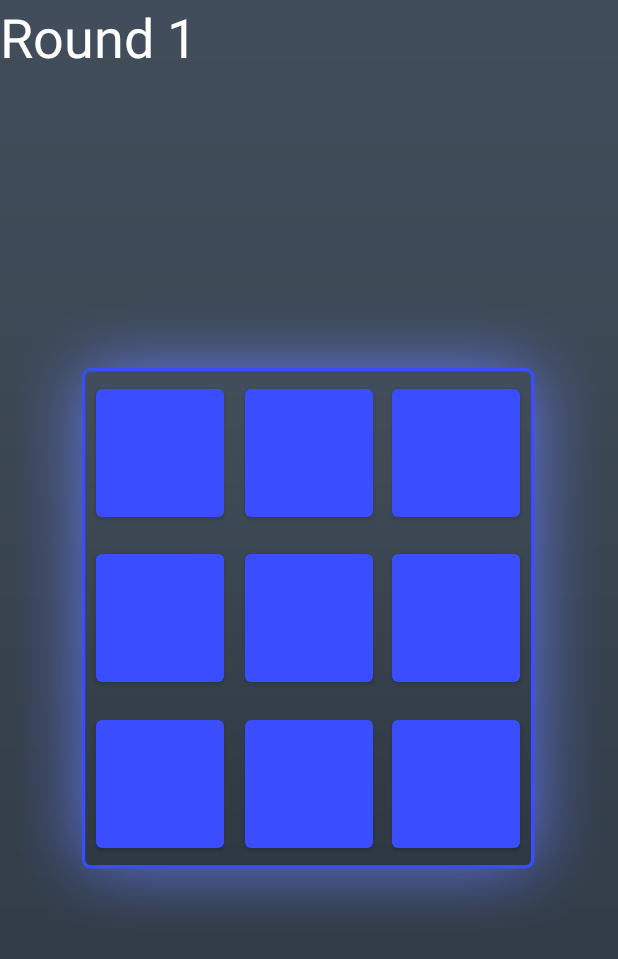
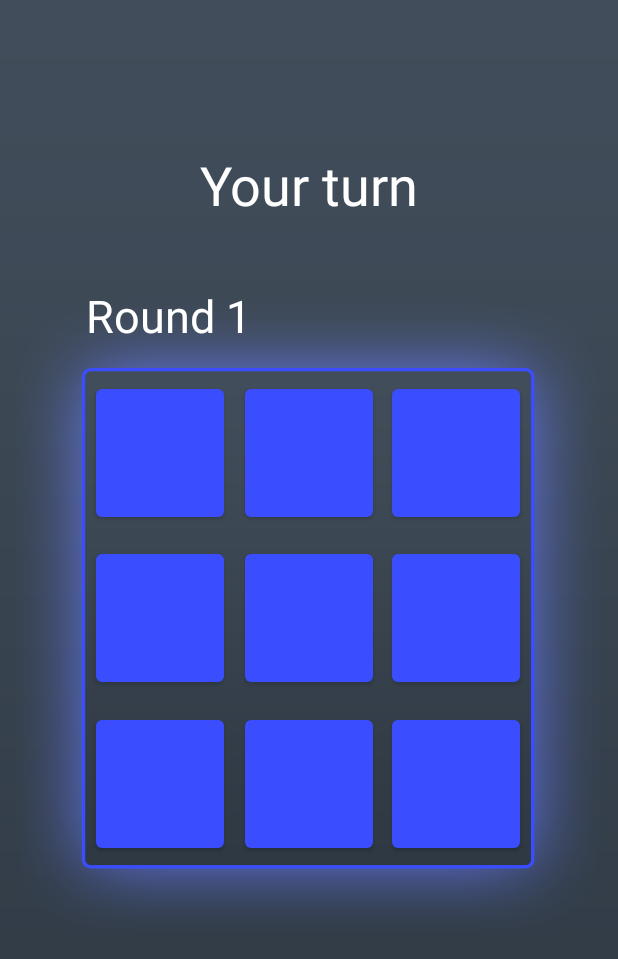
Before and after one commit to NateAgcaoili/Android-Simon-Says-Game, an Android app: the GameActivity screen opened directly, with no data from a screen before it, on a phone screen of 412 x 824 dp. Shown: the top 959 px of the screen. Run offline under Robolectric (Android 15) with nearby library versions, the phone set to English and light mode, and no system bars.

Commit message:
Added round and turn indicators

```diff
--- a/SimonSays/app/src/main/java/com/georgiasouthern/simonsays/GameActivity.java
+++ b/SimonSays/app/src/main/java/com/georgiasouthern/simonsays/GameActivity.java
@@ -10,6 +10,7 @@ import android.os.Bundle;
 import android.os.SystemClock;
 import android.view.View;
 import android.widget.Button;
+import android.widget.TextView;
 
 import java.util.ArrayList;
 import java.util.Random;
@@ -24,6 +25,8 @@ public class GameActivity extends AppCompatActivity {
     int green;
     boolean running;
     boolean playerTurn;
+    TextView roundDisplay;
+    TextView message;
     Button[] gameButtons;
     Drawable[] backgrounds;
     MediaPlayer[] sounds;
@@ -42,6 +45,8 @@ public class GameActivity extends AppCompatActivity {
         green = getResources().getColor(R.color.theme_green);
         running = true;
         playerTurn = false;
+        roundDisplay = findViewById(R.id.roundDisplay);
+        message = findViewById(R.id.turnDisplay);
         gameButtons = new Button[]{
                 findViewById(R.id.butOne), findViewById(R.id.butTwo), findViewById(R.id.butThree),
                 findViewById(R.id.butFour), findViewById(R.id.butFive), findViewById(R.id.butSix),
@@ -80,9 +85,15 @@ public class GameActivity extends AppCompatActivity {
         if (!running) {
             gameOver();
         } else if (!playerTurn) {
+            roundDisplay.setText("Round " + currentRound);
             new DisplaySequence().execute();
         } else if (playerTurn) {
             if (playerIndex == currentRound) {
+                playerTurn = false;
+                toggleButtons();
+                playerIndex = 0;
+                currentRound++;
+                message.setText("Correct!");
                 new RoundComplete().execute();
             }
         }
@@ -105,6 +116,8 @@ public class GameActivity extends AppCompatActivity {
         for (int i = 0; i < 9; i++) {
             gameButtons[i].setBackgroundColor(red);
         }
+        message.setVisibility(View.INVISIBLE);
+        roundDisplay.setVisibility(View.INVISIBLE);
         toggleButtons();
         setActivityBackground(backgrounds[1]);
     }
@@ -138,10 +151,7 @@ public class GameActivity extends AppCompatActivity {
         }
 
         protected void onPostExecute(Double result) {
-            playerIndex = 0;
-            playerTurn = false;
-            currentRound++;
-            toggleButtons();
+            message.setText("Simon's turn");
             playGame();
         }
     }
@@ -167,6 +177,7 @@ public class GameActivity extends AppCompatActivity {
 
         protected void onPostExecute(Double result) {
             playerTurn = true;
+            message.setText("Your turn");
             toggleButtons();
             playGame();
         }
--- a/SimonSays/app/src/main/res/layout/activity_game.xml
+++ b/SimonSays/app/src/main/res/layout/activity_game.xml
@@ -165,13 +165,30 @@
         app:layout_constraintVertical_bias="0.65" />
 
     <TextView
-        android:id="@+id/textView"
-        android:layout_width="140dp"
-        android:layout_height="51dp"
+        android:id="@+id/roundDisplay"
+        android:layout_width="265dp"
+        android:layout_height="47dp"
         android:text="Round 1"
         android:textColor="@color/white"
+        android:textSize="30sp"
+        app:layout_constraintBottom_toBottomOf="parent"
+        app:layout_constraintEnd_toEndOf="parent"
+        app:layout_constraintHorizontal_bias="0.39"
+        app:layout_constraintStart_toStartOf="parent"
+        app:layout_constraintTop_toTopOf="parent"
+        app:layout_constraintVertical_bias="0.245" />
+
+    <TextView
+        android:id="@+id/turnDisplay"
+        android:layout_width="wrap_content"
+        android:layout_height="wrap_content"
+        android:text="Simon's turn"
+        android:textColor="@color/white"
         android:textSize="36sp"
-        tools:layout_editor_absoluteX="64dp"
-        tools:layout_editor_absoluteY="154dp" />
+        app:layout_constraintBottom_toBottomOf="parent"
+        app:layout_constraintEnd_toEndOf="parent"
+        app:layout_constraintStart_toStartOf="parent"
+        app:layout_constraintTop_toTopOf="parent"
+        app:layout_constraintVertical_bias="0.127" />
 
 </androidx.constraintlayout.widget.ConstraintLayout>
```
